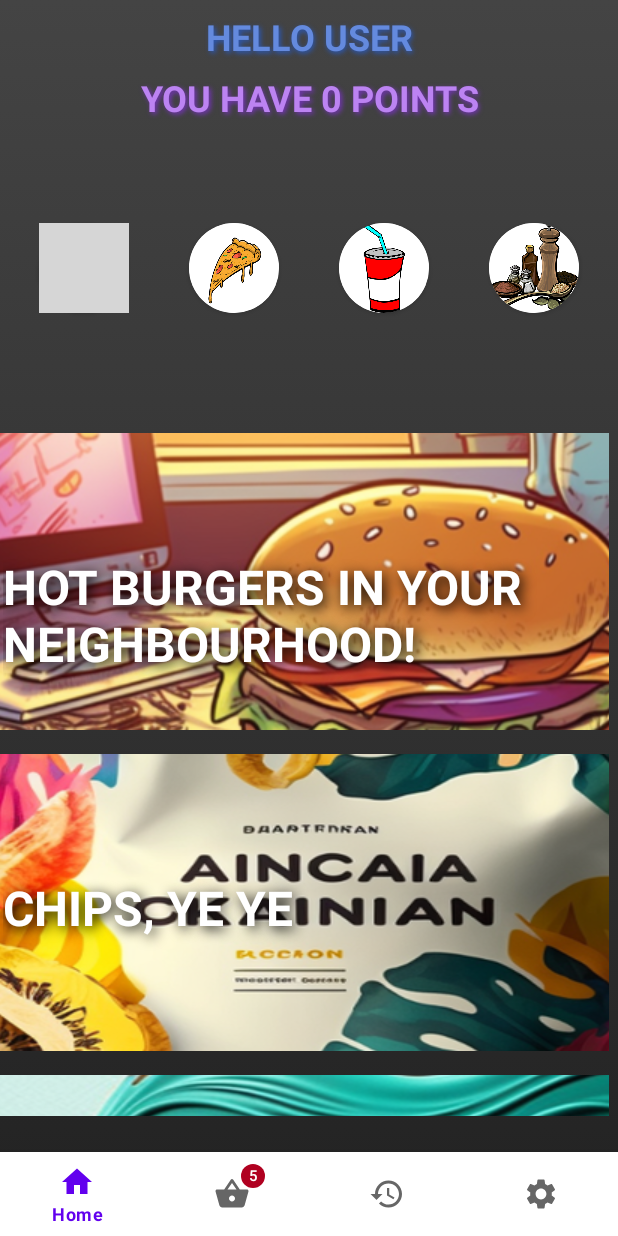
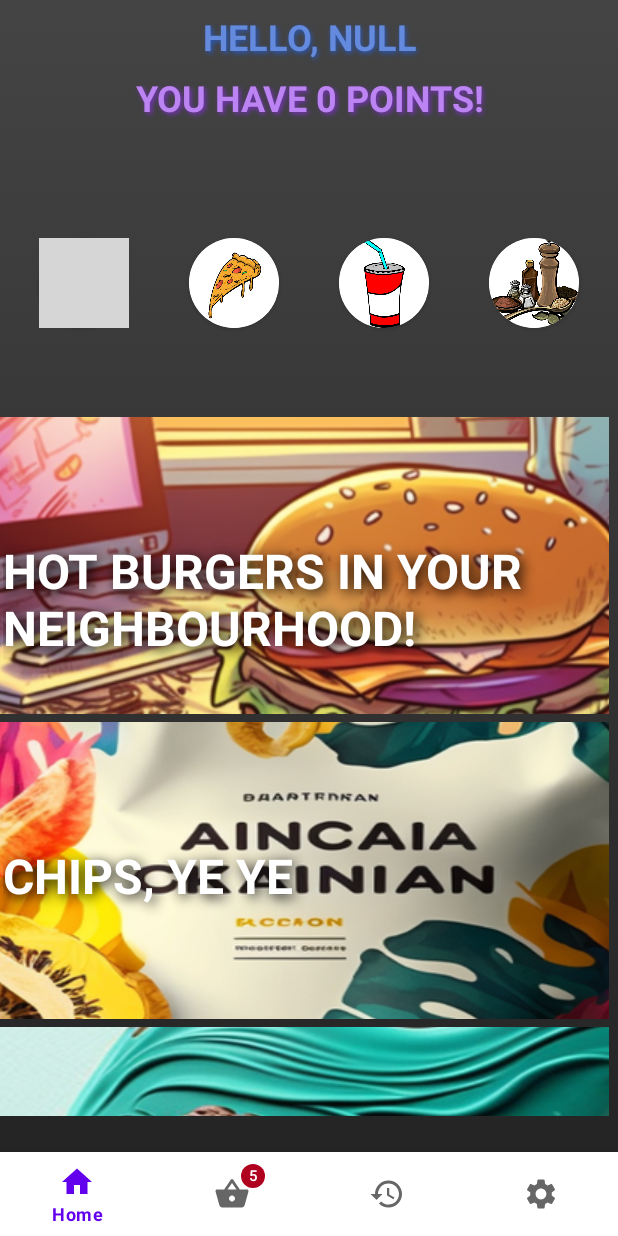
Before and after one commit to DominikBarys/Punktozercy, an Android app: the HomeFragment screen opened directly, with no data from a screen before it, on a phone screen of 412 x 824 dp. Run offline under Robolectric (Android 15) with nearby library versions, the phone set to English and light mode, and no system bars; our stand-ins replace Room's generated code, navigation-ui; 2 statements that could not run were skipped; grey boxes are pictures that could not be loaded.

Commit message:
Nothing big changed

```diff
--- a/app/src/main/java/com/example/punktozercy/fragments/home/HomeFragment.kt
+++ b/app/src/main/java/com/example/punktozercy/fragments/home/HomeFragment.kt
@@ -42,6 +42,7 @@ class HomeFragment : Fragment() {
         productViewModel = ViewModelProvider(requireActivity())[ProductViewModel::class.java]
         mainScreenVm = ViewModelProvider(requireActivity())[MainScreenViewModel::class.java]
         userViewModel = ViewModelProvider(requireActivity())[UserViewModel::class.java]
+
 
 
         val root: View = binding.root
@@ -118,6 +119,13 @@ class HomeFragment : Fragment() {
             findNavController().navigate(R.id.action_navigation_home_to_productsListFragment)
         }
 
+        var tmp = homeViewModel.HELLO_USER + userViewModel.getUsername()
+        binding.helloUser.text = tmp
+
+        tmp = homeViewModel.POINTS_STRING + userViewModel.getPoints().toString() + homeViewModel.POINTS_STRING2
+        binding.pointsText.text = tmp
+
+
         return binding.root
     }
 
--- a/app/src/main/java/com/example/punktozercy/fragments/home/HomeViewModel.kt
+++ b/app/src/main/java/com/example/punktozercy/fragments/home/HomeViewModel.kt
@@ -22,5 +22,10 @@ class HomeViewModel : ViewModel() {
 
     var selectedCategory: MutableLiveData<String> = _selectedCategory
 
+    val HELLO_USER = "Hello, "
+
+    val POINTS_STRING = "You have "
+    val POINTS_STRING2 = " points!"
+
 
 }
--- a/app/src/main/java/com/example/punktozercy/fragments/home/adapters/HorizontalAdapter.kt
+++ b/app/src/main/java/com/example/punktozercy/fragments/home/adapters/HorizontalAdapter.kt
@@ -40,7 +40,6 @@ class HorizontalAdapter(private var offers: List<Offer>): RecyclerView.Adapter<H
         }
 
     }
-
     override fun getItemCount(): Int {
         return offers.size
     }
--- a/app/src/main/java/com/example/punktozercy/fragments/login/LoginFragment.kt
+++ b/app/src/main/java/com/example/punktozercy/fragments/login/LoginFragment.kt
@@ -107,6 +107,7 @@ class LoginFragment : Fragment() {
                     val intent = Intent(activity,MainScreenActivity::class.java)
                     intent.putExtra("user", userViewModel.getUser())
                     activity?.startActivity(intent)
+                   // userViewModel.setName(userViewModel.getUser().userName)
                 }
             }
         }
@@ -159,9 +160,7 @@ class LoginFragment : Fragment() {
 
     private fun goToHome() {
         val intent = Intent(activity, MainScreenActivity::class.java)
-        intent.putExtra("user",userViewModel.getUser())
         activity?.startActivity(intent)
-
     }
     //komentarz
     private fun handleSignInResult(completedTask: Task<GoogleSignInAccount>) {
--- a/app/src/main/java/com/example/punktozercy/mainscreen/MainScreenActivity.kt
+++ b/app/src/main/java/com/example/punktozercy/mainscreen/MainScreenActivity.kt
@@ -46,11 +46,12 @@ class MainScreenActivity : AppCompatActivity() {
             AppCompatDelegate.setDefaultNightMode(AppCompatDelegate.MODE_NIGHT_YES)
         }
         //DEBUG
-        val user: User? = intent.getParcelableExtra("user")
-        loadUser(user!!)
+//        val user: User? = intent.getParcelableExtra("user")
+//        loadUser(user!!)
 
         mainScreenViewModel = ViewModelProvider(this)[MainScreenViewModel::class.java]
         binding = ActivityMain2Binding.inflate(layoutInflater)
+
         setContentView(binding.root)
         val navView: BottomNavigationView = binding.navView
         val navController = findNavController(R.id.nav_host_fragment_activity_main2)
@@ -74,6 +75,7 @@ class MainScreenActivity : AppCompatActivity() {
             )
         )
        // setupActionBarWithNavController(navController, appBarConfiguration)
+
         navView.setupWithNavController(navController)
     }
 
--- a/app/src/main/java/com/example/punktozercy/viewModel/UserViewModel.kt
+++ b/app/src/main/java/com/example/punktozercy/viewModel/UserViewModel.kt
@@ -6,8 +6,22 @@ import com.example.punktozercy.model.User
 //
 class UserViewModel:ViewModel() {
 
-    private lateinit var user: User
 
+
+
+    companion object{
+        private lateinit var user: User
+    }
+
+
+
+//    fun getName() :String{
+//        return name
+//    }
+//
+//    fun setName(_name: String){
+//        name = _name
+//    }
 
     fun setUser(_user:User){
         user = _user
--- a/app/src/main/res/layout/fragment_home.xml
+++ b/app/src/main/res/layout/fragment_home.xml
@@ -30,7 +30,7 @@
         app:layout_constraintTop_toTopOf="parent" />
 
     <TextView
-        android:id="@+id/textView5"
+        android:id="@+id/pointsText"
         android:layout_width="366dp"
         android:layout_height="39dp"
         android:gravity="center"
@@ -51,12 +51,13 @@
         android:id="@+id/linearLayout"
         android:gravity="center"
         android:layout_width="410dp"
+        android:layout_marginTop="20dp"
         android:layout_height="107dp"
         android:orientation="horizontal"
         app:layout_constraintBottom_toTopOf="@+id/recyclerViewHorizontal"
         app:layout_constraintEnd_toEndOf="parent"
         app:layout_constraintStart_toStartOf="parent"
-        app:layout_constraintTop_toBottomOf="@+id/textView5">
+        app:layout_constraintTop_toBottomOf="@+id/pointsText">
 
         <androidx.cardview.widget.CardView
             android:id="@+id/cardViewNone"
--- a/app/src/main/res/layout/view_horizontal.xml
+++ b/app/src/main/res/layout/view_horizontal.xml
@@ -12,12 +12,12 @@
         android:id="@+id/offerImage"
         android:layout_width="406dp"
         android:layout_height="198dp"
-        android:layout_marginTop="16dp"
+        android:layout_marginTop="5dp"
         android:adjustViewBounds="true"
         android:scaleType="center"
         android:src="@drawable/logo"
         app:layout_constraintEnd_toEndOf="parent"
-        app:layout_constraintHorizontal_bias="0.454"
+        app:layout_constraintHorizontal_bias="0.0"
         app:layout_constraintStart_toStartOf="parent"
         app:layout_constraintTop_toTopOf="parent" />
 
--- a/app/src/main/res/navigation/main_screen_navigation.xml
+++ b/app/src/main/res/navigation/main_screen_navigation.xml
@@ -3,7 +3,7 @@
     xmlns:app="http://schemas.android.com/apk/res-auto"
     xmlns:tools="http://schemas.android.com/tools"
     android:id="@+id/mobile_navigation"
-    app:startDestination="@+id/navigation_home">
+    app:startDestination="@id/navigation_home">
 
     <fragment
         android:id="@+id/navigation_home"
```
